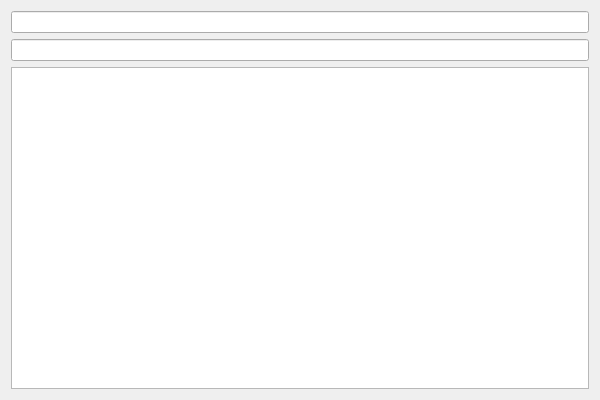
This is VirtualKeyboard/virtualkeyboard.ui in coolboy/qvirtual-keyboard as Qt 5 draws it before an edit. The edited form follows.
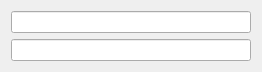
This is the edited form.

```diff
--- a/VirtualKeyboard/virtualkeyboard.ui
+++ b/VirtualKeyboard/virtualkeyboard.ui
@@ -6,8 +6,8 @@
    <rect>
     <x>0</x>
     <y>0</y>
-    <width>600</width>
-    <height>400</height>
+    <width>262</width>
+    <height>64</height>
    </rect>
   </property>
   <property name="windowTitle">
@@ -20,9 +20,6 @@
    <item row="1" column="0">
     <widget class="QLineEdit" name="inputLE"/>
    </item>
-   <item row="2" column="0">
-    <widget class="QTextBrowser" name="dbgOutput"/>
-   </item>
   </layout>
  </widget>
  <layoutdefault spacing="6" margin="11"/>
```
